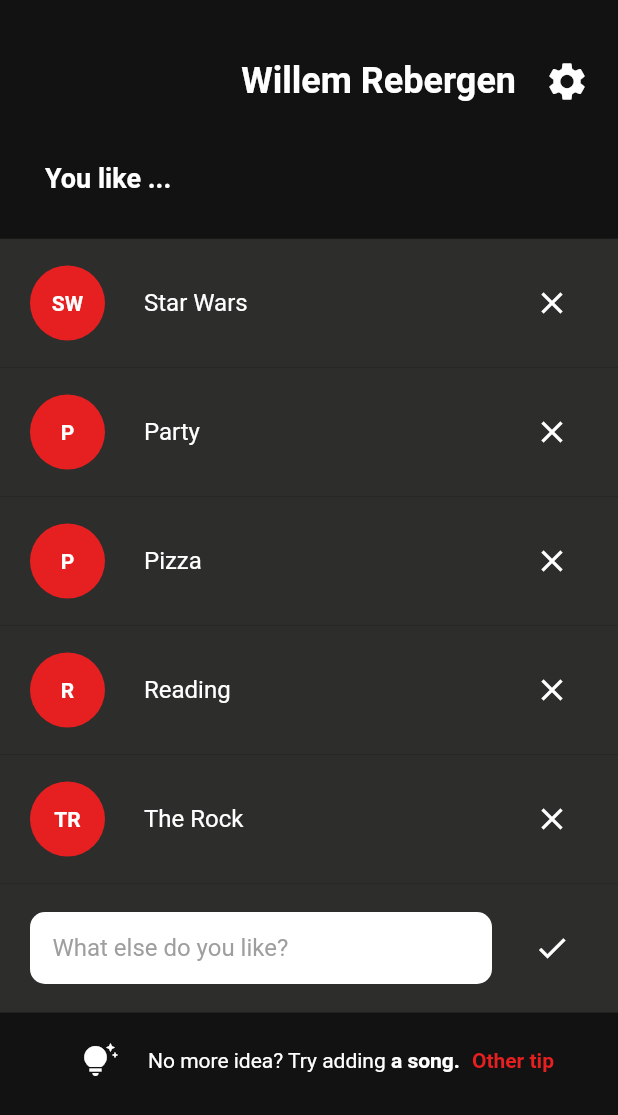
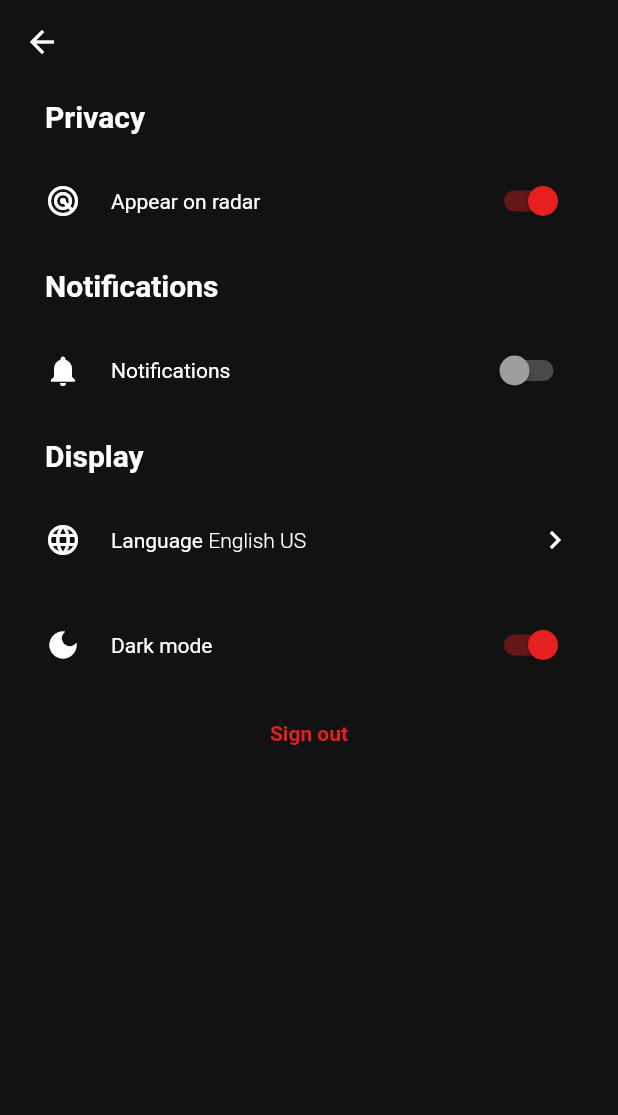
Before and after one commit to Thyra421/dating_app_flutter_nodejs, a Flutter app: the ProfilePage widget shown alone on an empty page, opened directly, after a tap on the "settings" icon, on a phone screen of 412 x 824 dp. Shown: the top 1115 px of the screen. Run offline on Flutter 3.47's test engine with Material 2 defaults, Android fonts, the phone set to English and light mode, and no system bars.

Commit message:
[FEAT] settings

```diff
--- a/app/lib/components.dart/profile_item.dart
+++ b/app/lib/components.dart/profile_item.dart
@@ -1,28 +1,44 @@
 import 'package:app/theme.dart';
 import 'package:flutter/material.dart';
 
+import '../global/format.dart';
+
 class ProfileItemCard extends StatefulWidget {
-  const ProfileItemCard(this.item, this.onRemoveItem, this.onEditItem,
-      {super.key});
+  const ProfileItemCard({
+    super.key,
+    required this.item,
+    required this.onRemoveItem,
+    required this.onEditItem,
+    required this.itemsList,
+  });
   final String item;
   final void Function() onRemoveItem;
   final void Function(String newValue) onEditItem;
+  final List<String> itemsList;
 
   @override
   State<ProfileItemCard> createState() => _ProfileItemCardState();
 }
 
 class _ProfileItemCardState extends State<ProfileItemCard> {
+  late String _item;
   final TextEditingController _controller = TextEditingController();
-  late String _item;
+  final GlobalKey<FormState> _formKey = GlobalKey<FormState>();
   bool _isEditMode = false;
-  final GlobalKey<FormState> _formKey = GlobalKey<FormState>();
 
   void _onEditValue() {
     if (!_formKey.currentState!.validate()) return;
     widget.onEditItem(_controller.text);
     setState(() => _item = _controller.text);
     _toggleEditMode();
+  }
+
+  String? _onValidate(String? value) {
+    value = formatItem(value ?? "");
+    if (value.isEmpty) return "Please enter at least one character";
+    if (value != _item && widget.itemsList.contains(value))
+      return "$value is already in your list.";
+    return null;
   }
 
   void _toggleEditMode() => setState(() => _isEditMode = !_isEditMode);
@@ -34,6 +50,35 @@ class _ProfileItemCardState extends State<ProfileItemCard> {
     return initials;
   }
 
+  Widget _itemImage() => Container(
+      decoration:
+          const BoxDecoration(shape: BoxShape.circle, color: kThemeColor),
+      height: 50,
+      width: 50,
+      child: Center(
+          child: Text(_getInitials(),
+              style: const TextStyle(fontWeight: FontWeight.bold))));
+
+  Widget _removeButton() =>
+      IconButton(icon: const Icon(Icons.close), onPressed: widget.onRemoveItem);
+
+  Widget _editButton() =>
+      IconButton(icon: const Icon(Icons.check), onPressed: _onEditValue);
+
+  Widget _itemName() =>
+      Padding(padding: const EdgeInsets.only(left: 10), child: Text(_item));
+
+  Widget _editField() => Form(
+      key: _formKey,
+      child: TextFormField(
+        controller: _controller,
+        validator: _onValidate,
+        autofocus: true,
+        decoration: InputDecoration(hintText: widget.item),
+        maxLength: 30,
+        textCapitalization: TextCapitalization.sentences,
+      ));
+
   @override
   void initState() {
     super.initState();
@@ -44,31 +89,8 @@ class _ProfileItemCardState extends State<ProfileItemCard> {
   @override
   Widget build(BuildContext context) => ListTile(
       onTap: _toggleEditMode,
-      contentPadding: const EdgeInsets.symmetric(horizontal: 20, vertical: 15),
-      title: _isEditMode
-          ? Form(
-              key: _formKey,
-              child: TextFormField(
-                  maxLength: 30,
-                  controller: _controller,
-                  validator: (value) => (value ?? "").isEmpty
-                      ? "Please enter at least one character"
-                      : null,
-                  decoration: InputDecoration(hintText: widget.item)))
-          : Padding(
-              padding: const EdgeInsets.only(left: 10), child: Text(_item)),
-      leading: _isEditMode
-          ? null
-          : Container(
-              decoration: const BoxDecoration(
-                  shape: BoxShape.circle, color: kThemeColor),
-              height: 50,
-              width: 50,
-              child: Center(
-                  child: Text(_getInitials(),
-                      style: const TextStyle(fontWeight: FontWeight.bold)))),
-      trailing: _isEditMode
-          ? IconButton(icon: const Icon(Icons.check), onPressed: _onEditValue)
-          : IconButton(
-              icon: const Icon(Icons.close), onPressed: widget.onRemoveItem));
+      contentPadding: const EdgeInsets.symmetric(horizontal: 20, vertical: 10),
+      title: _isEditMode ? _editField() : _itemName(),
+      leading: _isEditMode ? null : _itemImage(),
+      trailing: _isEditMode ? _editButton() : _removeButton());
 }
--- a/app/lib/global/format.dart
+++ b/app/lib/global/format.dart
@@ -7,3 +7,9 @@ Widget formatFullRow({required Widget child}) => Padding(
           child: ConstrainedBox(
               constraints: const BoxConstraints(minHeight: 50), child: child))
     ]));
+
+String formatItem(String item) {
+  item = item.trim();
+  item.replaceAll(RegExp(r"\s+"), " ");
+  return item;
+}
--- a/app/lib/global/navigation.dart
+++ b/app/lib/global/navigation.dart
@@ -1,3 +1,5 @@
+import 'package:app/pages/home/profile/settings/language.dart';
+import 'package:app/pages/home/profile/settings.dart';
 import 'package:app/pages/login.dart';
 import 'package:app/pages/register.dart';
 import 'package:flutter/material.dart';
@@ -19,6 +21,8 @@ class Navigation {
         if (then != null) then();
       });
 
+  static void pop() => _navigatorKey.currentState!.pop();
+
   static void home({Function? then, bool replace = false}) =>
       _push(const Home(), replace: replace, then: then);
 
@@ -27,4 +31,10 @@ class Navigation {
 
   static void register({Function? then, bool replace = false}) =>
       _push(const RegisterPage(), replace: replace, then: then);
+
+  static void settings({Function? then, bool replace = false}) =>
+      _push(const SettingsPage(), replace: replace, then: then);
+
+  static void language({Function? then, bool replace = false}) =>
+      _push(const LanguagePage(), replace: replace, then: then);
 }
--- a/app/lib/pages/home/profile.dart
+++ b/app/lib/pages/home/profile.dart
@@ -2,6 +2,7 @@ import 'dart:math';
 
 import 'package:app/components.dart/profile_item.dart';
 import 'package:app/global/format.dart';
+import 'package:app/global/navigation.dart';
 import 'package:app/theme.dart';
 import 'package:flutter/material.dart';
 
@@ -12,7 +13,8 @@ class ProfilePage extends StatefulWidget {
   State<ProfilePage> createState() => _ProfilePageState();
 }
 
-class _ProfilePageState extends State<ProfilePage> {
+class _ProfilePageState extends State<ProfilePage>
+    with AutomaticKeepAliveClientMixin {
   final TextEditingController _addTextController = TextEditingController();
   final ScrollController _scrollController = ScrollController();
   final GlobalKey<FormState> _formKey = GlobalKey<FormState>();
@@ -37,15 +39,17 @@ class _ProfilePageState extends State<ProfilePage> {
     "a drink",
     "an animal",
     "a music genre",
-    "a sport"
+    "a sport",
+    "a game",
+    "a music instrument"
   ];
 
   void _onAddItem() {
     if (!_formKey.currentState!.validate()) return;
-    setState(() => _itemsList.add(_addTextController.text));
+    setState(() => _itemsList.add(formatItem(_addTextController.text)));
     _addTextController.clear();
     _scrollController.animateTo(_scrollController.position.maxScrollExtent,
-        duration: const Duration(milliseconds: 100), curve: Curves.linear);
+        duration: const Duration(milliseconds: 200), curve: Curves.bounceIn);
   }
 
   void _onRemoveItem(String item) => setState(() => _itemsList.remove(item));
@@ -54,53 +58,69 @@ class _ProfilePageState extends State<ProfilePage> {
 
   void _onEditItem(String oldValue, String newValue) => setState(() {
         int index = _itemsList.indexOf(oldValue);
-        _itemsList[index] = newValue;
+        _itemsList[index] = formatItem(newValue);
       });
 
+  String? _onValidate(String? value) {
+    value = formatItem(value ?? "");
+    if (value.isEmpty) return "Please enter at least one character";
+    if (_itemsList.contains(value)) return "$value is already in your list.";
+    return null;
+  }
+
   Widget _name() => Container(
-        padding: const EdgeInsets.only(left: 30, top: 30, bottom: 30),
-        color: Theme.of(context).canvasColor,
+        padding: const EdgeInsets.only(
+          left: 30,
+          top: 30,
+          bottom: 30,
+          right: 10,
+        ),
         child: Row(
-          mainAxisAlignment: MainAxisAlignment.end,
           children: [
-            const Text("Willem Rebergen",
-                style: TextStyle(fontWeight: FontWeight.bold, fontSize: 24)),
-            Padding(
-              padding: const EdgeInsets.symmetric(horizontal: 10),
-              child: IconButton(
+            Container(
+                height: 70,
+                width: 70,
+                decoration: const BoxDecoration(
+                    shape: BoxShape.circle, color: Colors.white),
+                child: const Icon(Icons.person, color: Colors.black, size: 40)),
+            const Expanded(
+              child: Padding(
+                padding: EdgeInsets.symmetric(horizontal: 10),
+                child: Text("Willem Rebergen",
+                    textAlign: TextAlign.end,
+                    style:
+                        TextStyle(fontWeight: FontWeight.bold, fontSize: 24)),
+              ),
+            ),
+            IconButton(
                 iconSize: 30,
-                  onPressed: () {},
-                  icon: const Icon(Icons.settings)),
-            )
+                onPressed: () => Navigation.settings(),
+                icon: const Icon(Icons.settings))
           ],
         ),
       );
 
   Widget _youLike() => Container(
         padding: const EdgeInsets.only(left: 30, right: 30, bottom: 30),
-        color: Theme.of(context).canvasColor,
-        child: const Align(
+        child: Align(
           alignment: Alignment.centerLeft,
           child: Text(
-            "You like ...",
-            style: TextStyle(fontWeight: FontWeight.bold, fontSize: 18),
+            "You like ${_itemsList.length} items",
+            style: const TextStyle(fontWeight: FontWeight.bold, fontSize: 18),
           ),
         ),
       );
 
-  Widget _items() => Expanded(
-          child: ListView(
-        padding: const EdgeInsets.only(bottom: 100),
-        controller: _scrollController,
-        children: [
-          ..._itemsList
-              .map((i) => ProfileItemCard(i, () => _onRemoveItem(i),
-                  (String newValue) => _onEditItem(i, newValue)))
-              .toList(),
-          _addingCard(),
-          _noMoreIdea()
-        ],
-      ));
+  Widget _items() => Column(
+      mainAxisSize: MainAxisSize.min,
+      children: _itemsList
+          .map((String i) => ProfileItemCard(
+              key: UniqueKey(),
+              item: i,
+              onRemoveItem: () => _onRemoveItem(i),
+              onEditItem: (String newValue) => _onEditItem(i, newValue),
+              itemsList: _itemsList))
+          .toList());
 
   Widget _addingCard() => ListTile(
       contentPadding: const EdgeInsets.symmetric(horizontal: 20, vertical: 15),
@@ -108,11 +128,12 @@ class _ProfilePageState extends State<ProfilePage> {
           key: _formKey,
           child: TextFormField(
             controller: _addTextController,
+            validator: _onValidate,
             decoration:
                 const InputDecoration(hintText: "What else do you like?"),
-              validator: (String? value) => (value ?? "").isEmpty
-                  ? "Please enter at least one character"
-                  : null)),
+            maxLength: 30,
+            textCapitalization: TextCapitalization.sentences,
+          )),
       trailing:
           IconButton(icon: const Icon(Icons.check), onPressed: _onAddItem));
 
@@ -120,21 +141,31 @@ class _ProfilePageState extends State<ProfilePage> {
         mainAxisAlignment: MainAxisAlignment.center,
         children: [
           const Padding(
-              padding: EdgeInsets.all(20), child: Icon(Icons.tips_and_updates)),
-          Text.rich(TextSpan(children: [
+              padding: EdgeInsets.symmetric(horizontal: 20),
+              child: Icon(Icons.tips_and_updates)),
+          Expanded(
+            child: Text.rich(TextSpan(children: [
               const TextSpan(text: "No more idea? "),
               const TextSpan(text: "Try adding "),
               TextSpan(
-                text: "${_ideas[_randomId]}.",
-                style: const TextStyle(fontWeight: FontWeight.bold))
+                  text: _ideas[_randomId],
+                  style: const TextStyle(fontWeight: FontWeight.bold)),
+              const TextSpan(text: " you like.")
             ])),
-          TextButton(
+          ),
+          Padding(
+            padding: const EdgeInsets.symmetric(horizontal: 20),
+            child: TextButton(
               onPressed: () => setState(() => _onOtherTip()),
               child: const Text("Other tip",
                   style: TextStyle(fontWeight: FontWeight.bold)),
+            ),
           )
         ],
       );
+
+  @override
+  bool get wantKeepAlive => true;
 
   @override
   void initState() {
@@ -143,6 +174,21 @@ class _ProfilePageState extends State<ProfilePage> {
   }
 
   @override
-  Widget build(BuildContext context) =>
-      Column(children: [_name(), _youLike(), _items()]);
+  Widget build(BuildContext context) {
+    super.build(context);
+    return Column(children: [
+      _name(),
+      _youLike(),
+      Expanded(
+          child: ListView(
+        padding: const EdgeInsets.only(bottom: 30),
+        controller: _scrollController,
+        children: [
+          _items(),
+          _addingCard(),
+          _noMoreIdea(),
+        ],
+      ))
+    ]);
   }
+}
--- /dev/null
+++ b/app/lib/pages/home/profile/settings.dart
@@ -0,0 +1,140 @@
+import 'package:app/global/navigation.dart';
+import 'package:flutter/material.dart';
+
+class SettingsPage extends StatefulWidget {
+  const SettingsPage({super.key});
+
+  @override
+  State<SettingsPage> createState() => _SettingsPageState();
+}
+
+class _SettingsPageState extends State<SettingsPage> {
+  bool _appearOnRadar = true;
+  bool _notifications = false;
+  bool _darkMode = true;
+
+  void _onLogout() {
+    Navigation.login(replace: true);
+    return;
+  }
+
+  void _toggleSetting(bool setting) => setState(() => setting = !setting);
+
+  Widget _section(String name) => Padding(
+      padding: const EdgeInsets.symmetric(horizontal: 30, vertical: 10),
+      child: Text(name,
+          style: const TextStyle(fontWeight: FontWeight.bold, fontSize: 20)));
+
+  Widget _setting({required Widget child}) => Padding(
+      padding: const EdgeInsets.symmetric(horizontal: 30),
+      child: SizedBox(height: 70, child: child));
+
+  Widget _switchAppearOnRadar() => _setting(
+        child: Row(
+          mainAxisAlignment: MainAxisAlignment.spaceBetween,
+          children: [
+            Row(children: const [
+              Padding(
+                  padding: EdgeInsets.only(right: 20),
+                  child: Icon(Icons.radar)),
+              Text("Appear on radar")
+            ]),
+            Align(
+              alignment: Alignment.centerRight,
+              child: Switch(
+                  value: _appearOnRadar,
+                  onChanged: (bool value) =>
+                      setState(() => _appearOnRadar = value)),
+            )
+          ],
+        ),
+      );
+
+  Widget _switchNotifications() => _setting(
+        child: Row(
+          mainAxisAlignment: MainAxisAlignment.spaceBetween,
+          children: [
+            Row(children: const [
+              Padding(
+                  padding: EdgeInsets.only(right: 20),
+                  child: Icon(Icons.notifications)),
+              Text("Notifications")
+            ]),
+            Align(
+              alignment: Alignment.centerRight,
+              child: Switch(
+                  value: _notifications,
+                  onChanged: (bool value) =>
+                      setState(() => _notifications = value)),
+            )
+          ],
+        ),
+      );
+
+  Widget _switchDarkMode() => _setting(
+        child: Row(
+          mainAxisAlignment: MainAxisAlignment.spaceBetween,
+          children: [
+            Row(children: const [
+              Padding(
+                  padding: EdgeInsets.only(right: 20),
+                  child: Icon(Icons.dark_mode)),
+              Text("Dark mode")
+            ]),
+            Align(
+              alignment: Alignment.centerRight,
+              child: Switch(
+                  value: _darkMode,
+                  onChanged: (bool value) => setState(() => _darkMode = value)),
+            )
+          ],
+        ),
+      );
+
+  Widget _language() => InkWell(
+        onTap: Navigation.language,
+        child: _setting(
+          child: Row(
+            mainAxisAlignment: MainAxisAlignment.spaceBetween,
+            children: [
+              Row(children: const [
+                Padding(
+                    padding: EdgeInsets.only(right: 20),
+                    child: Icon(Icons.language)),
+                Text.rich(TextSpan(children: [
+                  TextSpan(text: "Language "),
+                  TextSpan(
+                      text: "English US",
+                      style: TextStyle(fontWeight: FontWeight.w300))
+                ]))
+              ]),
+              const Align(
+                  alignment: Alignment.centerRight,
+                  child: Icon(Icons.keyboard_arrow_right))
+            ],
+          ),
+        ),
+      );
+
+  Widget _logoutButton() => TextButton(
+      style: ButtonStyle(
+          textStyle: MaterialStateProperty.all(
+              const TextStyle(color: Colors.red, fontWeight: FontWeight.bold))),
+      onPressed: _onLogout,
+      child: const Text("Sign out"));
+
+  @override
+  Widget build(BuildContext context) => Scaffold(
+        appBar: AppBar(automaticallyImplyLeading: true),
+        body: ListView(children: [
+          _section("Privacy"),
+          _switchAppearOnRadar(),
+          _section("Notifications"),
+          _switchNotifications(),
+          _section("Display"),
+          _language(),
+          _switchDarkMode(),
+          _logoutButton(),
+        ]),
+      );
+}
--- a/app/lib/pages/home/search.dart
+++ b/app/lib/pages/home/search.dart
@@ -1,3 +1,4 @@
+import 'dart:async';
 import 'package:flutter/material.dart';
 
 class SearchPage extends StatefulWidget {
@@ -8,10 +9,50 @@ class SearchPage extends StatefulWidget {
 }
 
 class _SearchPageState extends State<SearchPage> {
+  Widget _searchButton() => const Icon(Icons.search);
+
+  Duration _duration = Duration(minutes: 48, seconds: 13);
+
+  late Timer _timer;
+
+  Widget _timeIndicator() => Column(
+        crossAxisAlignment: CrossAxisAlignment.center,
+        children: [
+          Text.rich(TextSpan(children: [
+            const TextSpan(text: "Next search available in "),
+            TextSpan(
+                text: "${_duration.toString().split('.').first}.",
+                style: const TextStyle(fontWeight: FontWeight.bold))
+          ], style: const TextStyle(fontSize: 14))),
+          Row(
+            mainAxisAlignment: MainAxisAlignment.center,
+            children: [
+              TextButton(onPressed: () {}, child: const Text("Subscribe")),
+              const Text("to get unlimited search.")
+            ],
+          ),
+        ],
+      );
+
   @override
-  Widget build(BuildContext context) {
-    return Center(
-      child: Icon(Icons.search),
-    );
+  void dispose() {
+    _timer.cancel();
+    super.dispose();
   }
+
+  @override
+  void initState() {
+    super.initState();
+    _timer = Timer.periodic(
+        const Duration(seconds: 1),
+        (Timer timer) =>
+            setState(() => _duration -= const Duration(seconds: 1)));
+  }
+
+  @override
+  Widget build(BuildContext context) => Container(
+          child: Column(children: [
+        Expanded(child: Center(child: _searchButton())),
+        _timeIndicator()
+      ]));
 }
--- a/app/lib/theme.dart
+++ b/app/lib/theme.dart
@@ -2,6 +2,7 @@ import 'package:flutter/material.dart';
 
 const double kBorderRadius = 10;
 const Color kThemeColor = Color.fromARGB(255, 230, 32, 32); // lust
+const Color kBackgroundColor = Color(0xFF121212);
 
 MaterialColor _materialColor() => MaterialColor(kThemeColor.value, const {
       50: kThemeColor,
@@ -17,9 +18,11 @@ MaterialColor _materialColor() => MaterialColor(kThemeColor.value, const {
     });
 
 ThemeData darkTheme() => ThemeData(
-    colorScheme: ColorScheme.fromSwatch(primarySwatch: _materialColor())
-        .copyWith(secondary: _materialColor(), brightness: Brightness.dark),
-    canvasColor: const Color(0xFF121212),
+    colorScheme: ColorScheme.fromSwatch(
+      primarySwatch: _materialColor(),
+      brightness: Brightness.dark,
+    ).copyWith(secondary: _materialColor()),
+    canvasColor: kBackgroundColor,
     textTheme: const TextTheme(
         subtitle1: TextStyle(color: Colors.black)), // input field
     elevatedButtonTheme: ElevatedButtonThemeData(
@@ -27,9 +30,24 @@ ThemeData darkTheme() => ThemeData(
             shape: MaterialStateProperty.resolveWith((states) =>
                 RoundedRectangleBorder(
                     borderRadius: BorderRadius.circular(kBorderRadius))))),
+    appBarTheme: const AppBarTheme(
+        color: kBackgroundColor, shadowColor: Colors.transparent),
+    switchTheme: SwitchThemeData(
+        trackColor: MaterialStateProperty.resolveWith<Color>((states) {
+      if (states.contains(MaterialState.selected))
+        return kThemeColor.withAlpha(100);
+      return Colors.grey.withAlpha(100);
+    }), thumbColor: MaterialStateProperty.resolveWith<Color>((states) {
+      if (states.contains(MaterialState.selected)) return kThemeColor;
+      return Colors.grey;
+    })),
+    tabBarTheme: const TabBarTheme(
+        labelColor: kThemeColor,
+        unselectedLabelColor: Colors.white,
+        indicator: BoxDecoration(color: Colors.transparent)),
     dividerColor: Colors.grey.shade700,
     listTileTheme: const ListTileThemeData(
-        textColor: Colors.white, tileColor: Color.fromARGB(255, 45, 45, 44)),
+        textColor: Colors.white, tileColor: kBackgroundColor),
     snackBarTheme: SnackBarThemeData(
         shape: RoundedRectangleBorder(
             borderRadius: BorderRadius.circular(kBorderRadius)),
```
Also changed, not shown: app/lib/pages/home.dart (+17 -11 lines), app/lib/pages/home/profile/settings/language.dart (added, +37 -0 lines), app/lib/pages/login.dart (+6 -1 lines). Lines whose indentation alone changed are shown as unchanged.
